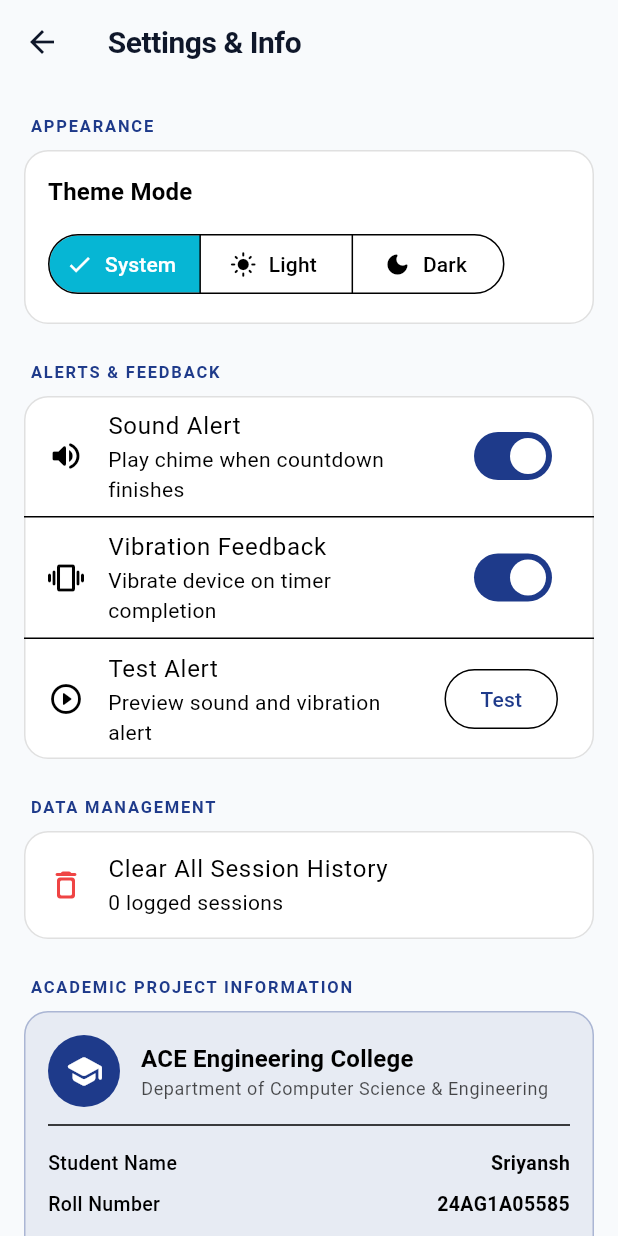
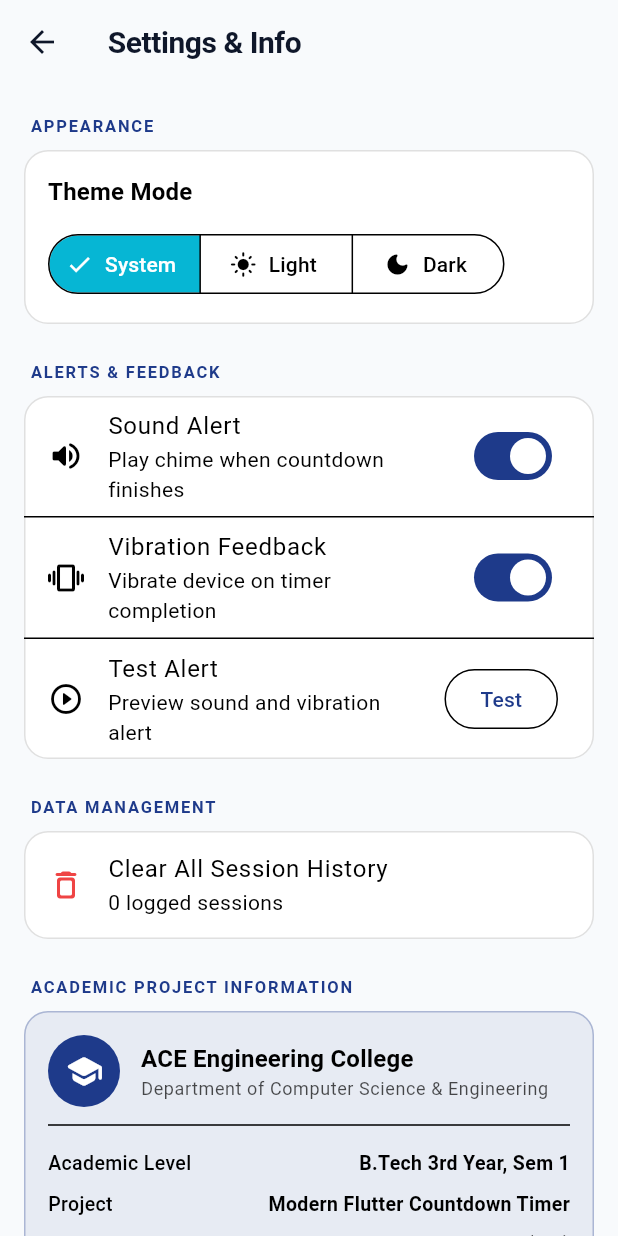
Before and after one commit to sriyansh-0001/countdown_timer, a Flutter app: the SettingsScreen screen opened by its route, on a phone screen of 412 x 824 dp. Run offline on Flutter 3.47's test engine with Material 3 defaults, Android fonts, the phone set to English and light mode, and no system bars; our stand-ins replace audioplayers, shared_preferences; accounts and stored records are empty.

Commit message:
Remove personal student identifiers from public settings screen

```diff
--- a/lib/screens/settings_screen.dart
+++ b/lib/screens/settings_screen.dart
@@ -208,8 +208,6 @@ class SettingsScreen extends StatelessWidget {
                     ],
                   ),
                   const Divider(height: 24),
-                  _buildInfoRow('Student Name', 'Sriyansh'),
-                  _buildInfoRow('Roll Number', '24AG1A05585'),
                   _buildInfoRow('Academic Level', 'B.Tech 3rd Year, Sem 1'),
                   _buildInfoRow('Project', 'Modern Flutter Countdown Timer'),
                   _buildInfoRow(
```
